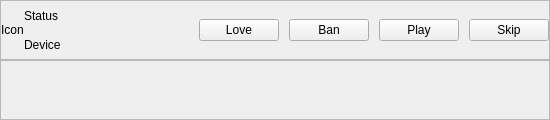
mutecypher/lastfm-desktop, file app/client/Widgets/PlaybackControlsWidget.ui: the form before one commit.
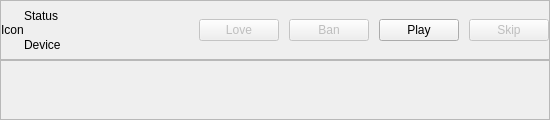
The form after the commit. Custom widgets are drawn as their Qt base class.

The edit to the form file:
```diff
--- a/app/client/Widgets/PlaybackControlsWidget.ui
+++ b/app/client/Widgets/PlaybackControlsWidget.ui
@@ -91,6 +91,9 @@
          </property>
          <item>
           <widget class="QPushButton" name="love">
+           <property name="enabled">
+            <bool>false</bool>
+           </property>
            <property name="sizePolicy">
             <sizepolicy hsizetype="Preferred" vsizetype="Fixed">
              <horstretch>0</horstretch>
@@ -107,6 +110,9 @@
          </item>
          <item>
           <widget class="QPushButton" name="ban">
+           <property name="enabled">
+            <bool>false</bool>
+           </property>
            <property name="sizePolicy">
             <sizepolicy hsizetype="Preferred" vsizetype="Fixed">
              <horstretch>0</horstretch>
@@ -136,6 +142,9 @@
          </item>
          <item>
           <widget class="QPushButton" name="skip">
+           <property name="enabled">
+            <bool>false</bool>
+           </property>
            <property name="sizePolicy">
             <sizepolicy hsizetype="Preferred" vsizetype="Fixed">
              <horstretch>0</horstretch>
```
